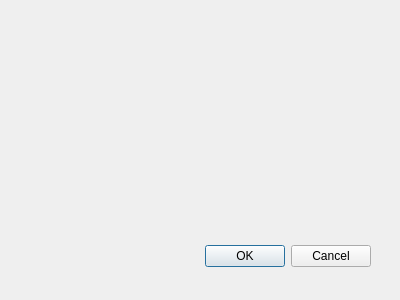
Qt form network_api_dialog_base.ui (franzoni315/QGISNetworkAPI) before a commit.
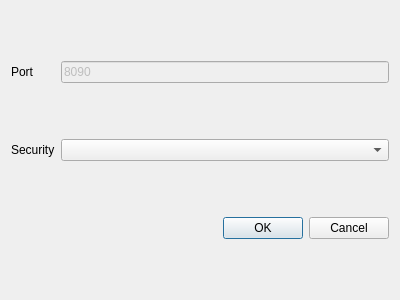
The same form after that commit.

Commit message: Qt menu and dialog fixes

The edit to the form file:
```diff
--- a/network_api_dialog_base.ui
+++ b/network_api_dialog_base.ui
@@ -12,22 +12,49 @@
   <property name="windowTitle" >
    <string>networkapi</string>
   </property>
-  <widget class="QDialogButtonBox" name="button_box" >
-   <property name="geometry" >
-    <rect>
-     <x>30</x>
-     <y>240</y>
-     <width>341</width>
-     <height>32</height>
-    </rect>
-   </property>
-   <property name="orientation" >
-    <enum>Qt::Horizontal</enum>
-   </property>
-   <property name="standardButtons" >
-    <set>QDialogButtonBox::Cancel|QDialogButtonBox::Ok</set>
-   </property>
-  </widget>
+  <layout class="QGridLayout" name="gridLayout">
+   <item row="0" column="1">
+    <widget class="QLabel" name="label">
+     <property name="text">
+      <string>Port</string>
+     </property>
+    </widget>
+   </item>
+   <item row="0" column="2">
+    <widget class="QLineEdit" name="lineEdit">
+     <property name="enabled">
+      <bool>false</bool>
+     </property>
+     <property name="text">
+      <string>8090</string>
+     </property>
+    </widget>
+   </item>
+   <item row="2" column="1" colspan="2">
+    <widget class="QDialogButtonBox" name="button_box">
+     <property name="orientation">
+      <enum>Qt::Horizontal</enum>
+     </property>
+     <property name="standardButtons">
+      <set>QDialogButtonBox::Cancel|QDialogButtonBox::Ok</set>
+     </property>
+    </widget>
+   </item>
+   <item row="1" column="1">
+    <widget class="QLabel" name="label_2">
+     <property name="text">
+      <string>Security</string>
+     </property>
+    </widget>
+   </item>
+   <item row="1" column="2">
+    <widget class="QComboBox" name="comboBox">
+     <property name="autoFillBackground">
+      <bool>false</bool>
+     </property>
+    </widget>
+   </item>
+  </layout>
  </widget>
  <resources/>
  <connections>
```
Left out of the diff: 35 changed lines with no effect on the pictures. The commit also changes 3 other files.
